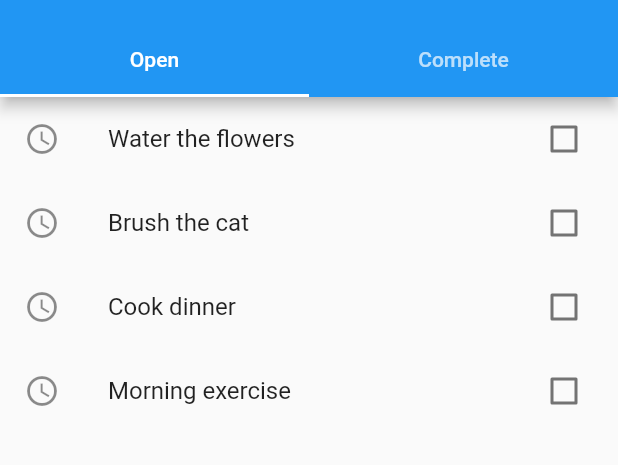
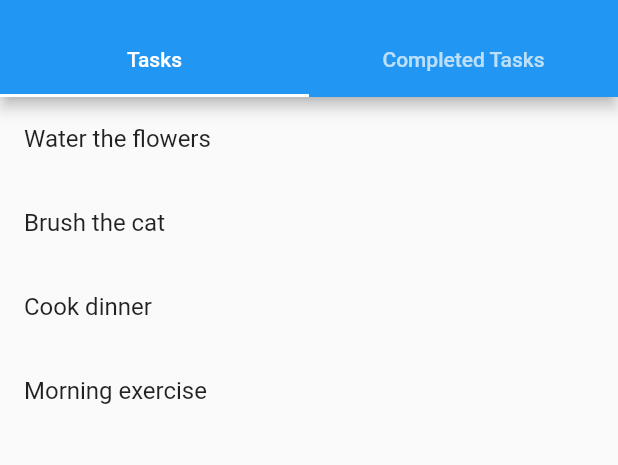
Before and after one commit to philip-bolokhov/chores, a Flutter app: the screen it shows after launch, on a phone screen of 412 x 824 dp, the part 59-524 px from its top. Run offline on Flutter 3.47's test engine with Material 2 defaults, Android fonts, the phone set to English and light mode, and no system bars.

Commit message:
Start adding functionality to move completed tasks into "Complete" tab

```diff
--- a/lib/main.dart
+++ b/lib/main.dart
@@ -50,7 +50,7 @@ class MyHomePage extends StatefulWidget {
 }
 
 class _MyHomePageState extends State<MyHomePage> {
-  var _choreChecked = [
+  var _choresChecked = [
     false,
     false,
     false,
@@ -85,8 +85,8 @@ class _MyHomePageState extends State<MyHomePage> {
       child: Scaffold(
         appBar: AppBar(
           bottom: TabBar(tabs: [
-            Tab(text: "Open"),
-            Tab(text: "Complete"),
+            Tab(text: "Tasks"),
+            Tab(text: "Completed Tasks"),
           ]),
           // Here we take the value from the MyHomePage object that was created by
           // the App.build method, and use it to set our appbar title.
@@ -95,28 +95,52 @@ class _MyHomePageState extends State<MyHomePage> {
         body: TabBarView(children: [
           ListView.builder(
             itemBuilder: (context, position) {
-              return CheckboxListTile(
-                title: Text(_chores[position]),
-                value: _choreChecked[position],
-                secondary: Icon(Icons.schedule),
-                onChanged: (bool newValue) {
+              return Dismissible(
+                key: UniqueKey(),
+                child: ListTile(title: Text(_chores[position])),
+                onDismissed: (direction) {
+                  var chore = _chores[position];
                   setState(() {
-                    _choreChecked[position] = newValue;
+                    _completeChores.add(_chores[position]);
+                    _chores.removeAt(position);
+                    _choresChecked.removeAt(position);
                   });
+                  Scaffold.of(context).showSnackBar(SnackBar(
+                      content: Text("Task '$chore' moved to completed")));
                 },
               );
+              // return CheckboxListTile(
+              //   key: Key(_chores[position]),
+              //   title: Text(_chores[position]),
+              //   value: _choresChecked[position],
+              //   secondary: Icon(Icons.schedule),
+              //   onChanged: (bool newValue) {
+              //     setState(() {
+              //       _choresChecked[position] = newValue;
+              //       _completeChores.add(_chores[position]);
+              //       _completeChoresChecked.add(newValue);
+              //       _chores.removeAt(position);
+              //       _choresChecked.removeAt(position);
+              //     });
+              //   },
+              // );
             },
             itemCount: _chores.length,
           ),
           ListView.builder(
             itemBuilder: (context, position) {
               return CheckboxListTile(
+                key: Key(_completeChores[position]),
                 title: Text(_completeChores[position]),
                 value: _completeChoresChecked[position],
                 secondary: Icon(Icons.schedule),
                 onChanged: (bool newValue) {
                   setState(() {
                     _completeChoresChecked[position] = newValue;
+                    _chores.add(_completeChores[position]);
+                    _choresChecked.add(newValue);
+                    _completeChores.removeAt(position);
+                    _completeChoresChecked.removeAt(position);
                   });
                 },
               );
```
